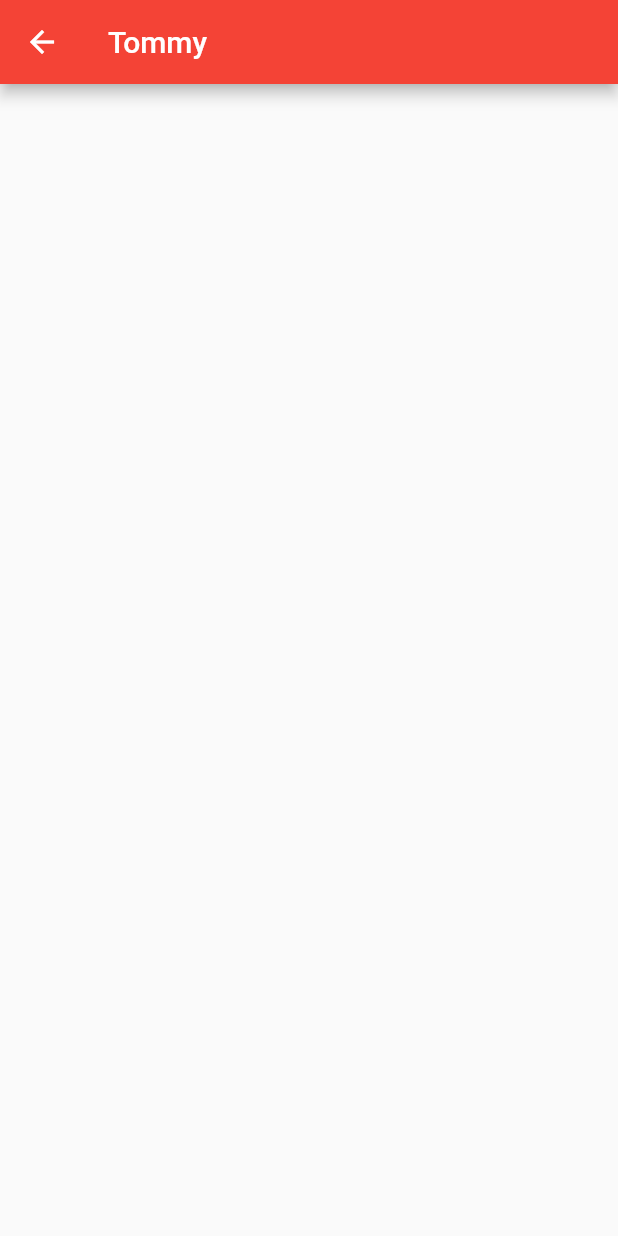
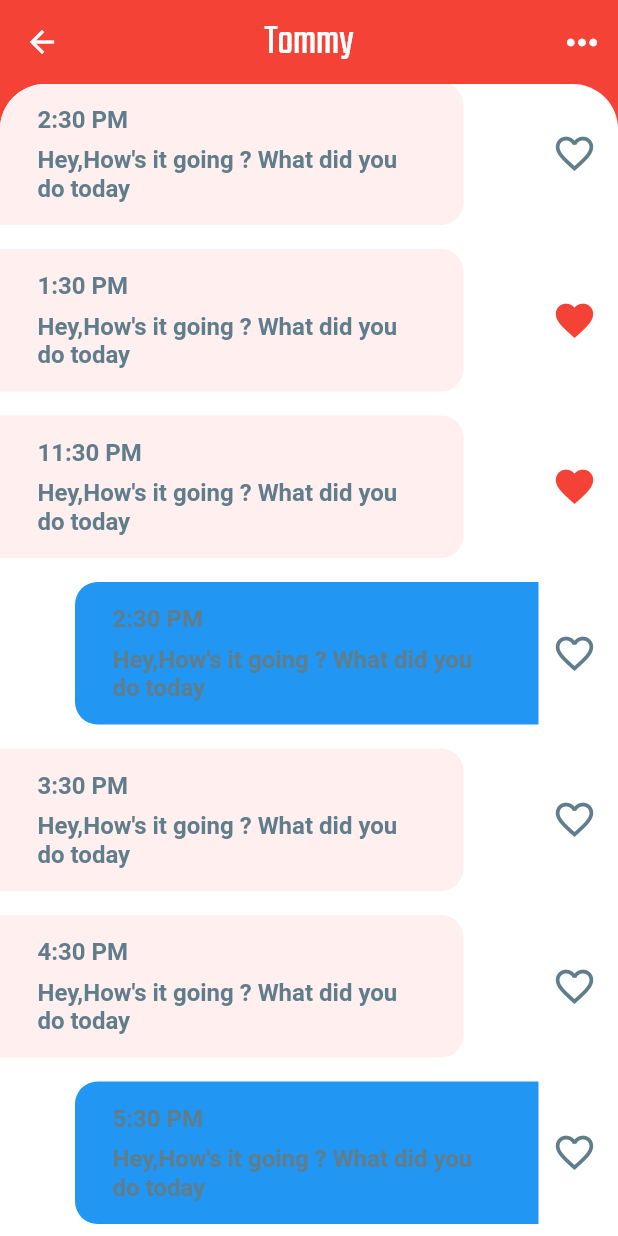
Before and after one commit to sahil078078/flutters_projects, a Flutter app: the screen it shows after launch, after a tap on "Tommy", on a phone screen of 412 x 824 dp. Run offline on Flutter 3.47's test engine with Material 2 defaults, Android fonts, the phone set to English and light mode, and no system bars; our stand-ins replace image_picker; missing offline and left inert: flutter_launch.

Commit message:
flutter_project_chat_UI

```diff
--- a/lib/4_4_2022_Flutter_Chat_UI_Tutorial/Models/message_model.dart
+++ b/lib/4_4_2022_Flutter_Chat_UI_Tutorial/Models/message_model.dart
@@ -17,7 +17,7 @@ class Message {
 }
 
 final User currentUser = User(
-  id: 0,
+  id: 1, //0
   name: 'Current User',
   imageUrl: 'assets/images/man1.png',
 );
@@ -29,19 +29,19 @@ final User user1 = User(
 );
 
 final User user2 = User(
-  id: 2,
+  id: 0, //2
   name: 'Jerry',
   imageUrl: 'assets/images/man3.png',
 );
 
 final User user3 = User(
-  id: 3,
+  id: 0, //3
   name: 'Jack',
   imageUrl: 'assets/images/woman1.png',
 );
 
 final User user4 = User(
-  id: 4,
+  id: 1, //4
   name: 'Lisa',
   imageUrl: 'assets/images/woman2.png',
 );
--- a/lib/4_4_2022_Flutter_Chat_UI_Tutorial/Screens/chat_screen.dart
+++ b/lib/4_4_2022_Flutter_Chat_UI_Tutorial/Screens/chat_screen.dart
@@ -1,9 +1,11 @@
+import 'package:flutter/cupertino.dart';
 import 'package:flutter/material.dart';
-
+import 'package:flutters_projects/4_4_2022_Flutter_Chat_UI_Tutorial/Models/message_model.dart';
 import '../Models/user_model.dart';
 
 class ChatScreen extends StatefulWidget {
   final User user;
+
   const ChatScreen({Key? key, required this.user}) : super(key: key);
 
   // ChatScreen({required this.user});
@@ -12,11 +14,118 @@ class ChatScreen extends StatefulWidget {
 }
 
 class _ChatScreenState extends State<ChatScreen> {
+  _builMessage(Message message, bool isMe) {
+    return Row(
+      children: [
+        Container(
+          width: MediaQuery.of(context).size.width * 0.75,
+          padding: const EdgeInsets.symmetric(horizontal: 25, vertical: 15),
+          margin: message.sender.id == currentUser.id
+              ? const EdgeInsets.only(top: 8.0, bottom: 8.0, left: 50.0)
+              : const EdgeInsets.only(top: 8.0, bottom: 8.0, right: 50),
+          decoration: BoxDecoration(
+            color: message.sender.id == currentUser.id
+                ? Colors.blue
+                : const Color(0xffffefee),
+            borderRadius: message.sender.id == currentUser.id
+                ? const BorderRadius.only(
+                    topLeft: Radius.circular(15.0),
+                    bottomLeft: Radius.circular(15.0),
+                  )
+                : const BorderRadius.only(
+                    topRight: Radius.circular(15.0),
+                    bottomRight: Radius.circular(15.0),
+                  ),
+          ),
+          child: Column(
+            crossAxisAlignment: CrossAxisAlignment.start,
+            children: [
+              Text(
+                message.time,
+                style: const TextStyle(
+                  color: Colors.blueGrey,
+                  fontSize: 16.0,
+                  fontWeight: FontWeight.w600,
+                ),
+              ),
+              const SizedBox(height: 8.0),
+              Text(
+                message.text,
+                style: const TextStyle(
+                  color: Colors.blueGrey,
+                  fontSize: 16.0,
+                  fontWeight: FontWeight.w600,
+                ),
+              ),
+            ],
+          ),
+        ),
+        IconButton(
+          onPressed: () {},
+          icon: message.isLiked
+              ? const Icon(Icons.favorite)
+              : const Icon(Icons.favorite_border),
+          color: message.isLiked
+              ? Theme.of(context).primaryColor
+              : Colors.blueGrey,
+          iconSize: 30,
+        )
+      ],
+    );
+  }
+
   @override
   Widget build(BuildContext context) {
     return Scaffold(
+      backgroundColor: Theme.of(context).primaryColor,
       appBar: AppBar(
-        title: Text(widget.user.name),
+        elevation: 0.0,
+        centerTitle: true,
+        title: Text(
+          widget.user.name,
+          style: const TextStyle(
+            fontFamily: 'Teko',
+            fontSize: 28,
+            fontWeight: FontWeight.w400,
+          ),
+        ),
+        actions: <Widget>[
+          IconButton(
+            onPressed: () {},
+            icon: const Icon(Icons.more_horiz),
+            iconSize: 30,
+          )
+        ],
+      ),
+      body: Column(
+        children: [
+          Expanded(
+            child: Container(
+              decoration: const BoxDecoration(
+                color: Colors.white,
+                borderRadius: BorderRadius.only(
+                  topRight: Radius.circular(30),
+                  topLeft: Radius.circular(30),
+                ),
+              ),
+              child: ClipRRect(
+                borderRadius: const BorderRadius.only(
+                  topRight: Radius.circular(30),
+                  topLeft: Radius.circular(30),
+                ),
+                child: ListView.builder(
+                    reverse: true,
+                    padding: EdgeInsets.only(top: 15.0),
+                    itemCount: chats.length,
+                    itemBuilder: (BuildContext context, int index) {
+                      final Message messages = chats[index];
+                      bool isMe = chats[index].sender.id == currentUser.id;
+                      return _builMessage(messages, isMe);
+                    }),
+              ),
+            ),
+          ),
+        ],
       ),
     );
   }
```
